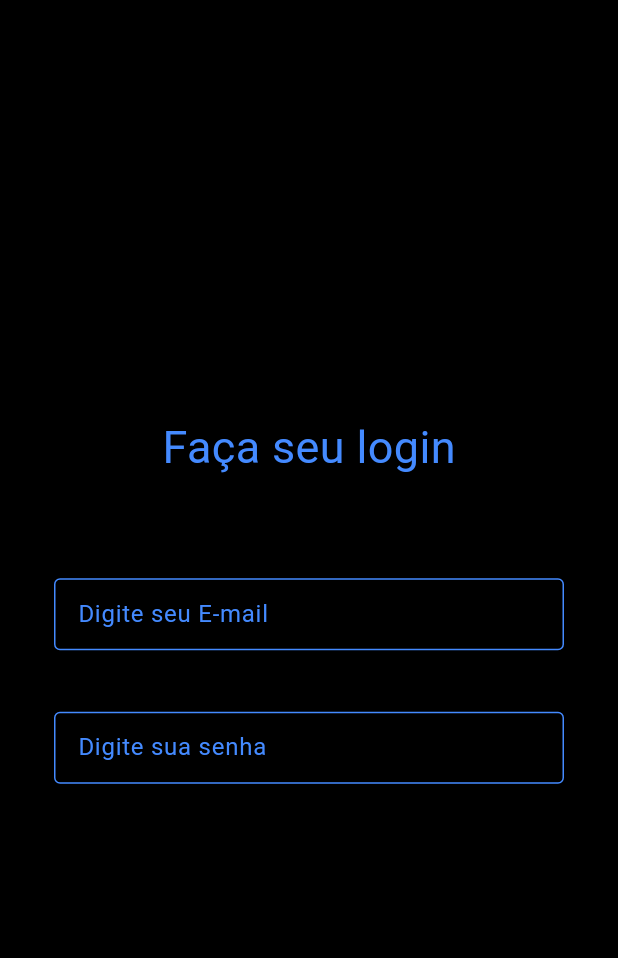
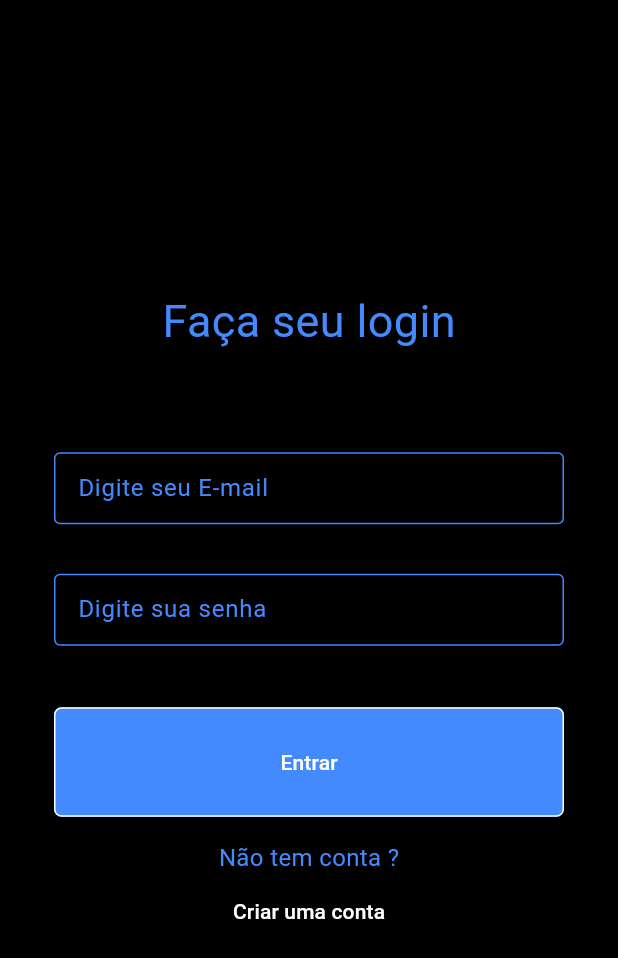
Before and after one commit to victor-nadalini/Routina, a Flutter app: the Login screen opened by its route, on a phone screen of 412 x 824 dp. Shown: the top 958 px of the screen. Run offline on Flutter 3.47's test engine with Material 3 defaults, Android fonts, the phone set to English and light mode, and no system bars; our stand-ins replace logger.

Commit message:
adicionei a tela de register e terminei a de login o modelo de usuario foi criado e seu controlador tambem mas sem logica por enquanto

```diff
--- /dev/null
+++ b/lib/controllers/user_controller.dart
@@ -0,0 +1,6 @@
+import 'package:routina/models/user.dart';
+import 'package:uuid/uuid.dart';
+
+class UserController {
+
+}
--- a/lib/main.dart
+++ b/lib/main.dart
@@ -3,6 +3,7 @@ import 'screens/home_screen.dart';
 import 'screens/splash_screen.dart';
 import 'screens/change_login.dart';
 import 'screens/login.dart';
+import 'screens/register.dart';
 
 
 void main() {
@@ -24,6 +25,7 @@ class MyApp extends StatelessWidget {
         '/': (context) => const SplashScreen(),
         '/change': (context) => changeLogin(),
         '/Login': (context) => Login(),
+        '/RegisterUser': (context) => RegisterUserState(),
         '/kanban': (context) => HomeScreen()
       }
 
--- a/lib/screens/login.dart
+++ b/lib/screens/login.dart
@@ -9,12 +9,13 @@ class Login extends StatefulWidget {
 }
 
 class _LoginState extends State<Login> {
+  final logger = Logger();
+
   @override
   Widget build(BuildContext context) {
     return Scaffold(
       backgroundColor: Colors.black,
       body: Center(
-
         child: Column(
           mainAxisAlignment: MainAxisAlignment.center,
           children: [
@@ -45,7 +46,7 @@ class _LoginState extends State<Login> {
               ),
             ),
 
-              SizedBox(height: 16),
+            SizedBox(height: 8),
 
             const SizedBox(
               width: 340,
@@ -66,28 +67,49 @@ class _LoginState extends State<Login> {
                 ),
               ),
             ),
+
+            SizedBox(height: 16),
+
+            ElevatedButton(
+            onPressed:
+                () => setState(() {
+                  Navigator.pushReplacementNamed(context, '/kanban');
+                  logger.d("Entrar no app");
+                }),
+            style: ElevatedButton.styleFrom(
+              minimumSize: Size(340, 73),
+              backgroundColor: Colors.blueAccent,
+              shape: RoundedRectangleBorder(
+                borderRadius: BorderRadius.circular(5),
+                side: BorderSide(color: Colors.white),
+              ),
+            ),
+            child: Text(
+              "Entrar",
+              style: TextStyle(color: Colors.white),
+            ),
+          ),
+
+          SizedBox(height:16),
+
+          Text(
+            "Não tem conta ?",
+            style: TextStyle(color: Colors.blueAccent, fontSize:16),
+            ),
+          TextButton(
+            onPressed:() => setState(() {
+            Navigator.pushReplacementNamed(context, "/RegisterUser");
+            logger.d("link do criar conta");
+          },
+          ),
+          child: Text(
+            "Criar uma conta",
+            style: TextStyle(color:Colors.white,),
+            ),
+          )
           ],
         ),
       ),
     );
   }
 }
-
-
-// avaliar mais tarde
-/*
-child: Container(
-          alignment: Alignment.center,
-          padding: EdgeInsets.all(
-            50,
-          ), // Para dar um pouco de espaçamento dentro da borda
-          decoration: BoxDecoration(
-            border: Border.all(
-              color: Colors.blueAccent,
-              width: 2,
-            ), // Definindo a cor e largura da borda
-            borderRadius: BorderRadius.circular(
-              10,
-            ), // Para bordas arredondadas, se necessário
-          ),
- */
```
Also changed, not shown: lib/models/user.dart (added, +17 -0 lines), lib/screens/register.dart (+159 -0 lines). Lines whose indentation alone changed are shown as unchanged.
